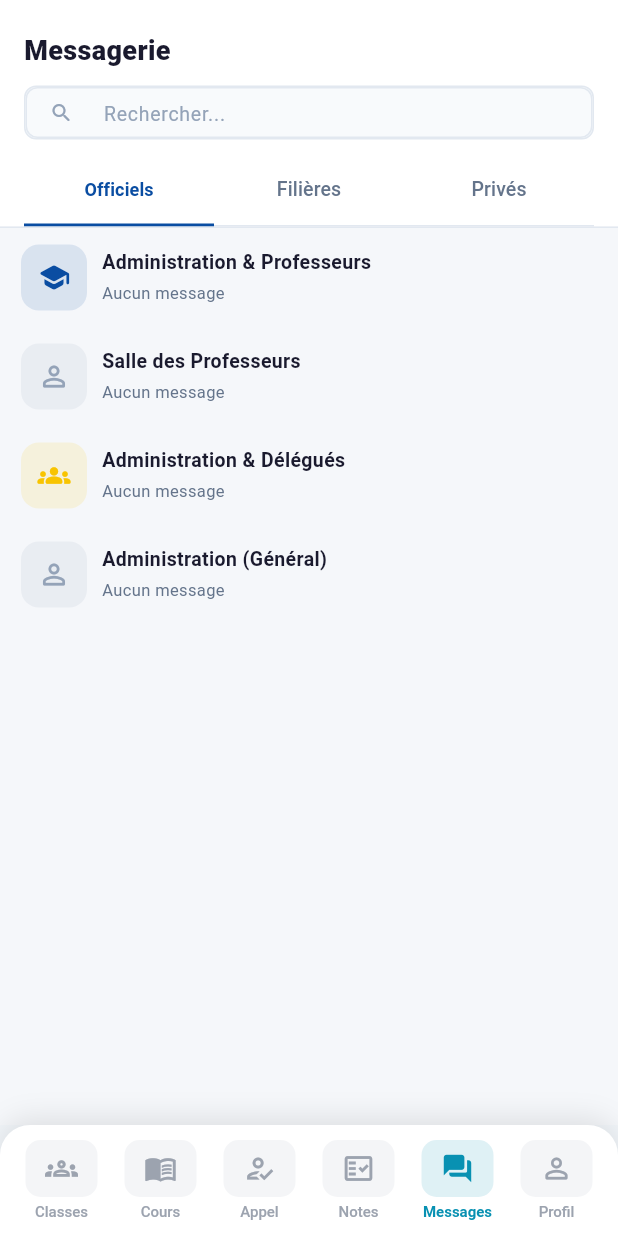
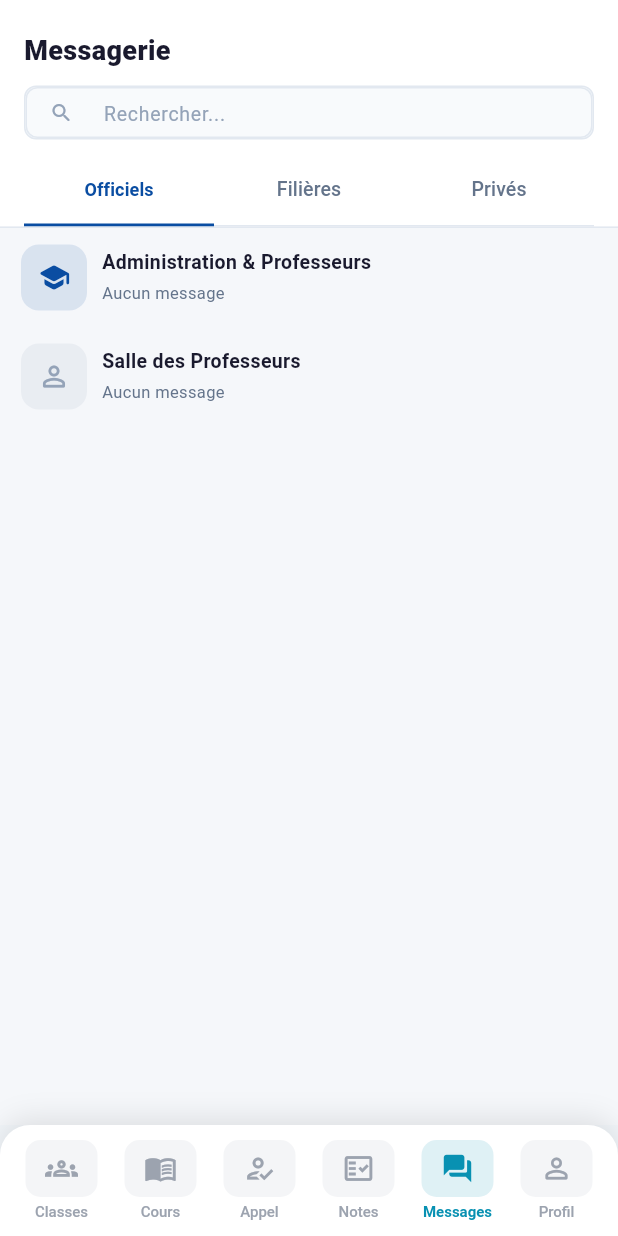
Before and after one commit to fayimac05-cmd/version1, a Flutter app: the ProfessorShell screen opened directly with empty values, item 5 of the bottom bar chosen, on a phone screen of 412 x 824 dp. Run offline on Flutter 3.47's test engine with Material 3 defaults, Android fonts, the phone set to English and light mode, and no system bars; our stand-ins replace file_picker, fl_chart, flutter_dotenv, image_picker, pdf, printing and 4 more; accounts and stored records are empty; network calls fail.

Commit message:
messagerie04 realiser par le boss Siaka

```diff
--- a/lib/admin/admin_messages.dart
+++ b/lib/admin/admin_messages.dart
@@ -91,7 +91,9 @@ final List<GroupeAdmin> _defaultAdminGroupes = [
 // PAGE ADMIN MESSAGES
 // ════════════════════════════════════════════════════════════════════════════
 class AdminMessages extends StatefulWidget {
-  const AdminMessages({super.key});
+  const AdminMessages({super.key, this.role = 'admin'});
+  /// 'admin' ou 'professeur' — filtre les groupes visibles
+  final String role;
   @override State<AdminMessages> createState() => AdminMessagesState();
 }
 
@@ -120,15 +122,32 @@ class AdminMessagesState extends State<AdminMessages>
   String? _myUserId;
   List<GroupeAdmin> adminGroupes = List.from(_defaultAdminGroupes);
 
-  List<GroupeAdmin> get _officiels => adminGroupes
+  bool get _estProf => widget.role == 'professeur';
+
+  /// Groupes visibles pour le rôle courant
+  List<GroupeAdmin> get _groupesVisibles {
+    if (_estProf) {
+      // Un prof voit : salle des profs, admin↔profs, coordination filière, groupes étudiants
+      return adminGroupes.where((g) =>
+          g.type == 'professeurs' ||
+          g.type == 'admin_profs' ||
+          g.type == 'prof_delegues' ||
+          g.type == 'groupe_etudiants').toList();
+    } else {
+      // Un admin voit tout sauf la salle des profs
+      return adminGroupes.where((g) => g.type != 'professeurs').toList();
+    }
+  }
+
+  List<GroupeAdmin> get _officiels => _groupesVisibles
       .where((g) => g.type == 'admin_profs' || g.type == 'admin_delegues' || g.type == 'professeurs' || g.type == 'administration')
       .toList();
   List<GroupeAdmin> get _filieres =>
-      adminGroupes.where((g) => g.type == 'admin_filiere' || g.type == 'prof_delegues' || g.type == 'groupe_etudiants').toList();
+      _groupesVisibles.where((g) => g.type == 'admin_filiere' || g.type == 'prof_delegues' || g.type == 'groupe_etudiants').toList();
   List<GroupeAdmin> get _prives =>
-      adminGroupes.where((g) => g.type == 'prive').toList();
+      _groupesVisibles.where((g) => g.type == 'prive').toList();
   int get _totalNonLus =>
-      adminGroupes.fold(0, (s, g) => s + g.nbNonLus);
+      _groupesVisibles.fold(0, (s, g) => s + g.nbNonLus);
 
   @override
   void initState() {
@@ -928,17 +947,6 @@ class AdminMessagesState extends State<AdminMessages>
           color: const Color(0xFFF0EBE3),
           padding: const EdgeInsets.fromLTRB(8, 6, 8, 10),
           child: Row(crossAxisAlignment: CrossAxisAlignment.end, children: [
-            _icnBtn(Icons.emoji_emotions_outlined, () => setState(() {
-              _showEmoji = !_showEmoji; _showSticker = false;
-            })),
-            const SizedBox(width: 4),
-            _icnBtn(Icons.gif_box_outlined,
-                () => _snack('GIF bientôt disponible')),
-            const SizedBox(width: 4),
-            _icnBtn(Icons.sticky_note_2_outlined, () => setState(() {
-              _showSticker = !_showSticker; _showEmoji = false;
-            })),
-            const SizedBox(width: 4),
             _icnBtn(Icons.add_rounded, () => _menuPieceJointe(g)),
             const SizedBox(width: 6),
             Expanded(child: Container(
--- a/lib/professeur/professor_shell.dart
+++ b/lib/professeur/professor_shell.dart
@@ -45,7 +45,7 @@ class _ProfessorShellState extends State<ProfessorShell> {
       _CoursTab(profile: widget.profile),
       AppelTab(initialClasse: _classePreselectionnee),
       NotesTab(initialClasse: _classePreselectionnee),
-      const AdminMessages(),
+      const AdminMessages(role: 'professeur'),
       _ProfilTab(profile: widget.profile, onLogout: widget.onLogout),
     ];
 
```
Also changed, not shown: 1 other file.
